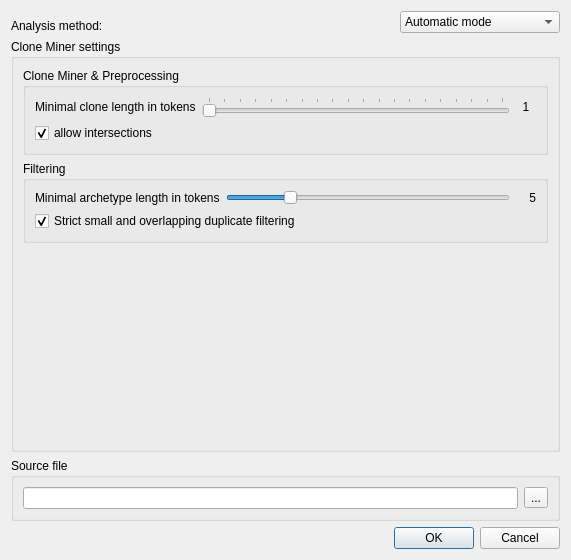
This is doc-clone-miner/qtui/element_miner_settings.ui in spbu-se/pldoctoolkit as Qt 5 draws it before an edit. The edited form follows.
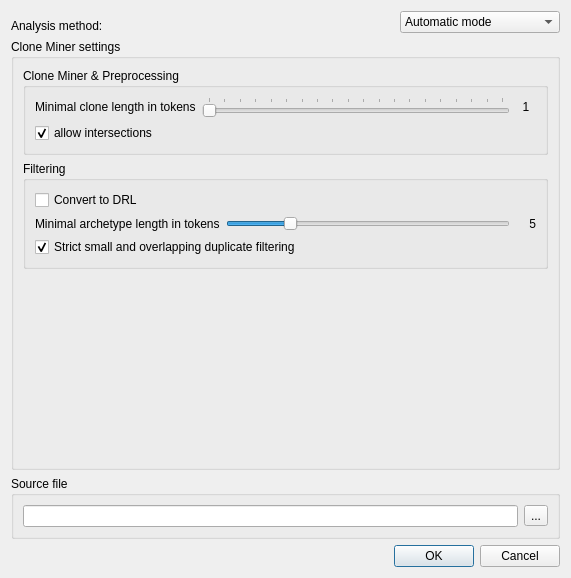
This is the edited form.

Patch:
```diff
--- a/doc-clone-miner/qtui/element_miner_settings.ui
+++ b/doc-clone-miner/qtui/element_miner_settings.ui
@@ -7,7 +7,7 @@
     <x>0</x>
     <y>0</y>
     <width>571</width>
-    <height>560</height>
+    <height>566</height>
    </rect>
   </property>
   <property name="sizePolicy">
@@ -217,6 +217,13 @@
              <string>Filtering</string>
             </property>
             <layout class="QVBoxLayout" name="verticalLayout_6">
+             <item>
+              <widget class="QCheckBox" name="cbToDRL">
+               <property name="text">
+                <string>Convert to DRL</string>
+               </property>
+              </widget>
+             </item>
              <item>
               <layout class="QHBoxLayout" name="horizontalLayout_12">
                <property name="topMargin">
```
